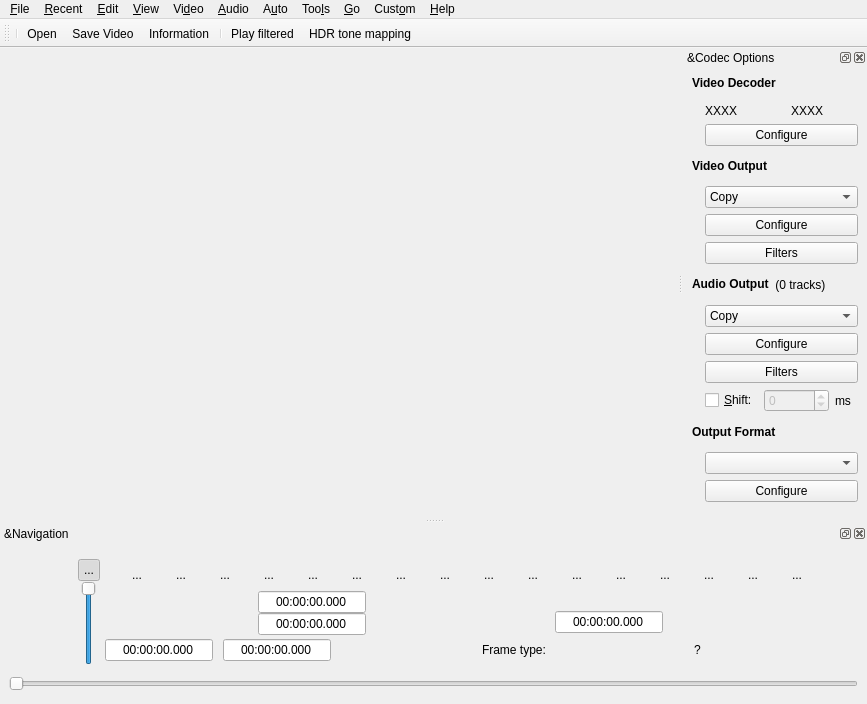
This is avidemux/qt4/ADM_userInterfaces/ADM_gui/gui2.ui in mean00/avidemux2 as Qt 5 draws it before an edit. The edited form follows.
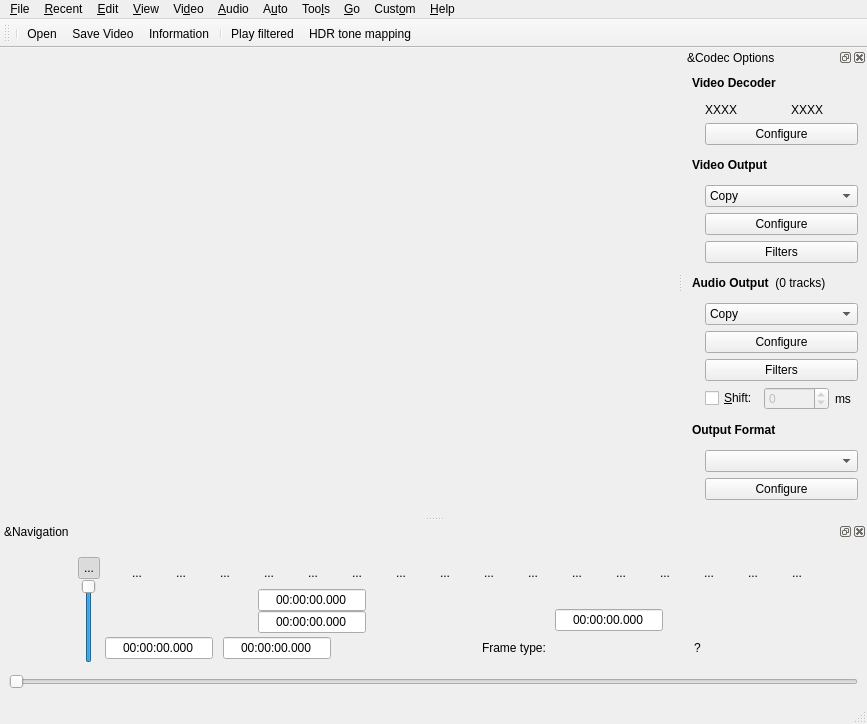
This is the edited form. Icons and pictures are not drawn. Custom widgets are drawn as their Qt base class.

Commit message:
[Q_gui2] Allow to hide the status bar
Use the status bar as a XML widget.  The status bar can be hidden via
'View->Toolbars->Status Bar'.

The edit to the form file:
```diff
--- a/avidemux/qt4/ADM_userInterfaces/ADM_gui/gui2.ui
+++ b/avidemux/qt4/ADM_userInterfaces/ADM_gui/gui2.ui
@@ -1892,6 +1892,7 @@
     </layout>
    </widget>
   </widget>
+  <widget class="QStatusBar" name="statusBarWidget"/>
   <action name="actionOpen">
    <property name="icon">
     <iconset resource="avidemux.qrc">
```
Left out of the diff: 31 changed lines with no effect on the pictures. The commit also changes 2 other files.
